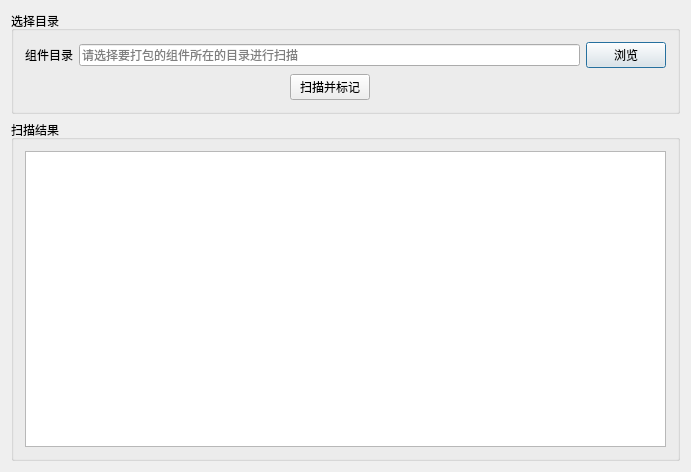
The window that FTBDialog.ui (Infinity-Voice-Synthesis/InfinityModuleTool) describes before a commit, drawn with Qt 5.
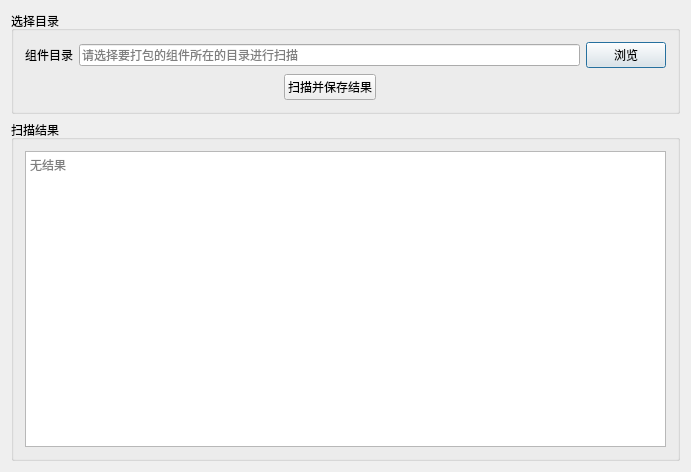
The same window after the commit. Icons and pictures are not drawn.

Diff of the .ui file:
```diff
--- a/FTBDialog.ui
+++ b/FTBDialog.ui
@@ -94,7 +94,7 @@
          </sizepolicy>
         </property>
         <property name="text">
-         <string>扫描并标记</string>
+         <string>扫描并保存结果</string>
         </property>
        </widget>
       </item>
@@ -121,7 +121,14 @@
      </property>
      <layout class="QGridLayout" name="gridLayout_2">
       <item row="0" column="0">
-       <widget class="QPlainTextEdit" name="results"/>
+       <widget class="QPlainTextEdit" name="results">
+        <property name="readOnly">
+         <bool>true</bool>
+        </property>
+        <property name="placeholderText">
+         <string>无结果</string>
+        </property>
+       </widget>
       </item>
      </layout>
     </widget>
```
Left out of the diff: 2 changed lines with no effect on the pictures.
